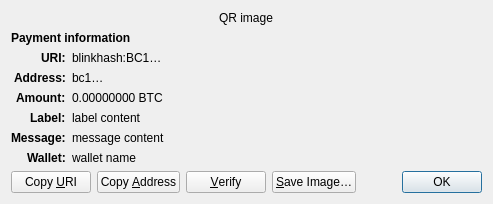
First picture: the form in src/qt/forms/receiverequestdialog.ui, repository popy1970/blinkhash-core, before the edit.
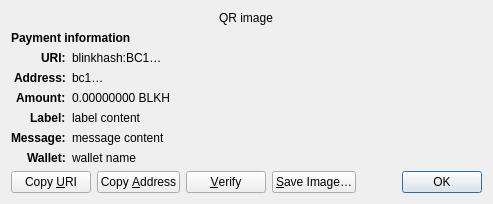
Second picture: the form after the edit. Custom widgets are drawn as their Qt base class.

Commit message: Continue rebranding w/ BTC -> BLKH

What changed in the file:
```diff
--- a/src/qt/forms/receiverequestdialog.ui
+++ b/src/qt/forms/receiverequestdialog.ui
@@ -126,7 +126,7 @@
    <item row="4" column="1" alignment="Qt::AlignTop">
     <widget class="QLabel" name="amount_content">
      <property name="text">
-      <string notr="true">0.00000000 BTC</string>
+      <string notr="true">0.00000000 BLKH</string>
      </property>
      <property name="textFormat">
       <enum>Qt::PlainText</enum>
```
The commit also changes 66 other files.
